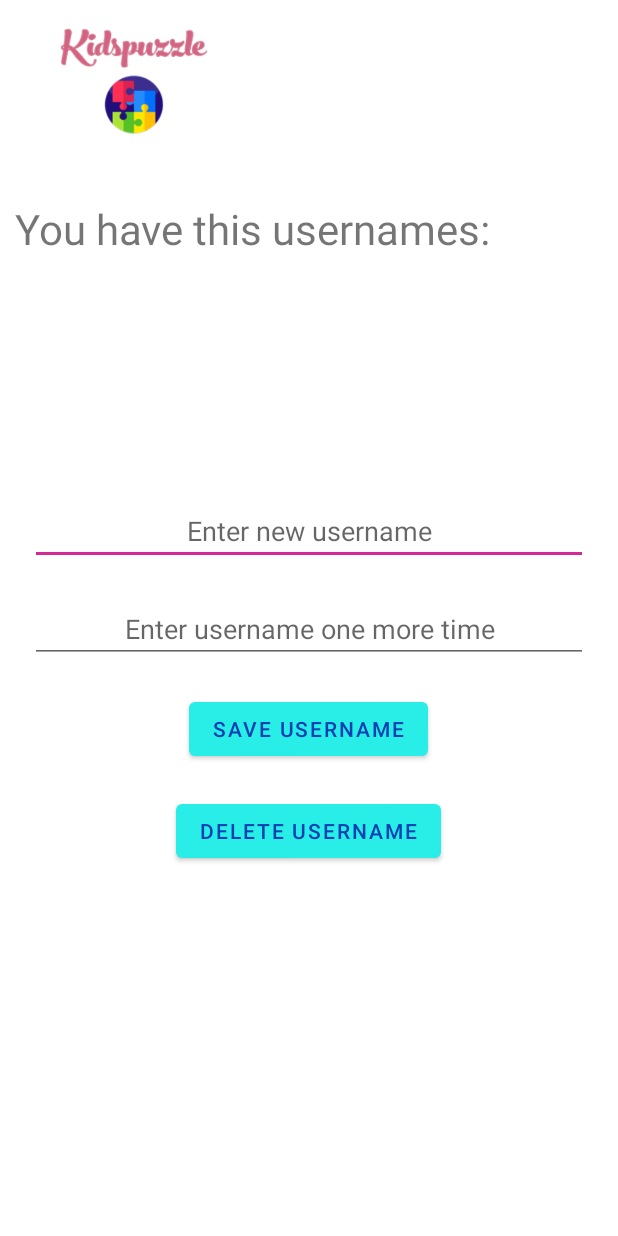
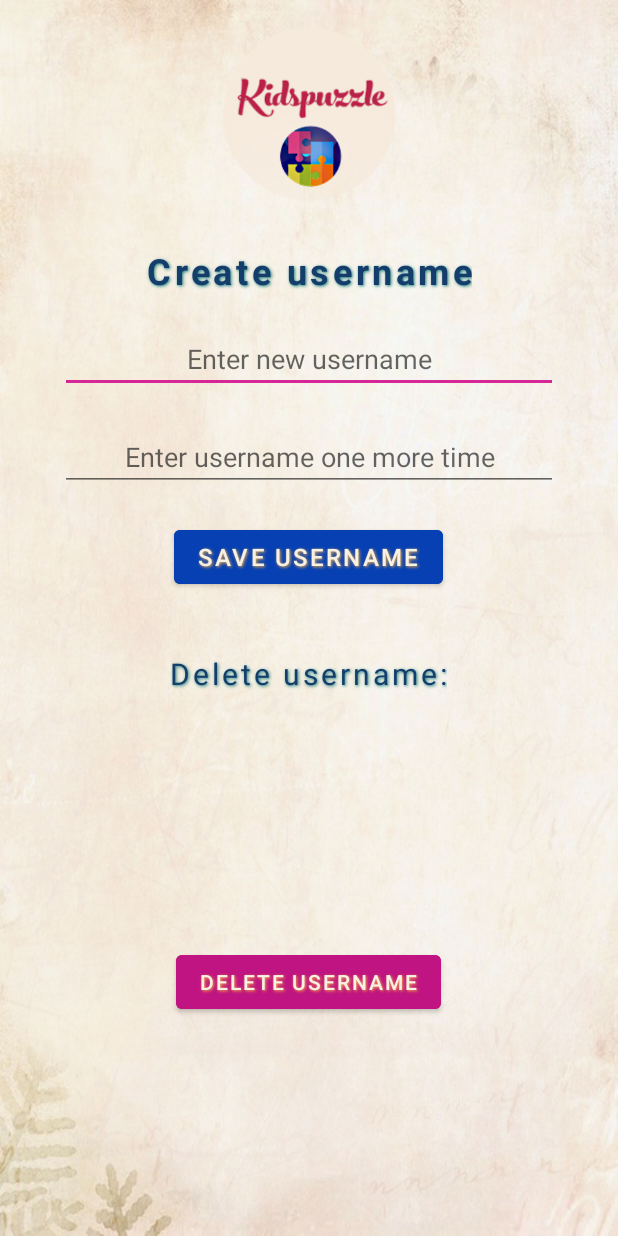
Before and after one commit to SantaKolosovska/KidsPuzzle, an Android app: the CreateUsernameActivity screen opened directly, with no data from a screen before it, on a phone screen of 412 x 824 dp. Run offline under Robolectric (Android 15) with nearby library versions, the phone set to English and light mode, and no system bars.

Commit message:
design for create username activity

```diff
--- a/app/src/main/res/layout/activity_create_username.xml
+++ b/app/src/main/res/layout/activity_create_username.xml
@@ -4,82 +4,123 @@
     xmlns:tools="http://schemas.android.com/tools"
     android:layout_width="match_parent"
     android:layout_height="match_parent"
-    tools:context=".CreateUsernameActivity"
-    android:orientation = "vertical">
+    android:background="@drawable/bg_beige3"
+    android:orientation="vertical"
+    tools:context=".CreateUsernameActivity">
 
     <ImageView
         android:id="@+id/imageView3"
-        android:layout_width="183dp"
-        android:layout_height="113dp"
-        app:srcCompat="@drawable/logo"
-        tools:layout_editor_absoluteX="10dp"
-        tools:layout_editor_absoluteY="17dp" />
+        android:layout_width="120dp"
+        android:layout_height="120dp"
+        android:layout_gravity="center_horizontal"
+        android:layout_marginTop="16dp"
+        app:srcCompat="@drawable/puzzle_game_logo_largerletters" />
+
+    <TextView
+        android:id="@+id/createUsernameTextView"
+        android:layout_width="wrap_content"
+        android:layout_height="wrap_content"
+        android:layout_gravity="center_horizontal"
+        android:layout_marginStart="28dp"
+        android:layout_marginTop="28dp"
+        android:layout_marginEnd="28dp"
+        android:shadowColor="@color/teal"
+        android:shadowDx="1"
+        android:shadowDy="1"
+        android:shadowRadius="2"
+        android:text="Create username"
+        android:textAlignment="center"
+        android:textStyle="bold"
+        android:letterSpacing="0.1"
+        android:textColor="@color/blue_dark1"
+        android:textSize="24dp" />
+
+    <EditText
+        android:id="@+id/newUsername"
+        android:layout_width="match_parent"
+        android:layout_height="wrap_content"
+        android:layout_gravity="center"
+        android:layout_marginStart="40dp"
+        android:layout_marginEnd="40dp"
+        android:layout_marginTop="20dp"
+        android:gravity="center"
+        android:hint="Enter new username"
+
+
+        />
+
+    <EditText
+        android:id="@+id/repeatUsername"
+        android:layout_width="match_parent"
+        android:layout_height="wrap_content"
+        android:layout_gravity="center"
+        android:layout_marginLeft="20dp"
+        android:layout_marginTop="20dp"
+        android:layout_marginRight="20dp"
+        android:gravity="center"
+        android:layout_marginStart="40dp"
+        android:layout_marginEnd="40dp"
+        android:hint="Enter username one more time"
+
+
+        />
+
+    <Button
+        android:id="@+id/saveNewUsername"
+        android:layout_width="wrap_content"
+        android:layout_height="wrap_content"
+        android:layout_gravity="center"
+        android:layout_marginTop="20dp"
+        android:backgroundTint="@color/blue_dark"
+        android:onClick="saveNewUsername"
+        android:shadowColor="@color/yellow"
+        android:shadowDx="1"
+        android:shadowDy="1"
+        android:shadowRadius="2"
+        android:text="Save Username"
+        android:textSize="16sp"
+        android:textColor="@color/beige" />
 
     <TextView
         android:id="@+id/haveUsernames"
         android:layout_width="wrap_content"
         android:layout_height="wrap_content"
-        android:text="You have this usernames:"
-        tools:layout_editor_absoluteX="16dp"
-        tools:layout_editor_absoluteY="182dp"
-        android:layout_marginTop="20dp"
-        android:layout_marginLeft="10dp"
-        android:textSize="28dp"/>
+        android:layout_gravity="center_horizontal"
+        android:layout_marginTop="40dp"
+        android:shadowColor="@color/teal"
+        android:shadowDx="1"
+        android:shadowDy="1"
+        android:shadowRadius="2"
+        android:text="Delete username:"
+        android:letterSpacing="0.1"
+        android:textAlignment="center"
+        android:textColor="@color/blue_dark1"
+        android:textSize="20dp" />
 
     <ListView
         android:id="@+id/SHOW_ALL_Usernames"
         android:layout_width="355dp"
         android:layout_height="120dp"
-        tools:layout_editor_absoluteX="2dp"
-        tools:layout_editor_absoluteY="201dp"
+        android:layout_gravity="center_horizontal"
         android:layout_marginTop="20dp"
         android:scrollbarThumbVertical="@color/design_default_color_primary">
 
+    </ListView>
 
-    </ListView>
-    <EditText
-        android:layout_width="match_parent"
-        android:layout_height="wrap_content"
-        android:hint="Enter new username"
-        android:layout_marginTop="20dp"
-        android:gravity="center"
-        android:layout_gravity="center"
-        android:layout_marginLeft="20dp"
-        android:layout_marginRight="20dp"
-        android:id="@+id/newUsername"
-
-
-        />
-    <EditText
-        android:layout_width="match_parent"
-        android:layout_height="wrap_content"
-        android:hint="Enter username one more time"
-        android:layout_marginTop="20dp"
-        android:gravity="center"
-        android:layout_gravity="center"
-        android:layout_marginLeft="20dp"
-        android:layout_marginRight="20dp"
-        android:id="@+id/repeatUsername"
-
-
-        />
     <Button
+        android:id="@+id/deleteUsername"
         android:layout_width="wrap_content"
         android:layout_height="wrap_content"
-        android:id="@+id/saveNewUsername"
-        android:layout_marginTop="20dp"
         android:layout_gravity="center"
-        android:onClick="saveNewUsername"
-        android:text="Save Username"
-        />
-    <Button
-        android:layout_width="wrap_content"
-        android:layout_height="wrap_content"
-        android:id="@+id/deleteUsername"
-        android:layout_marginTop="20dp"
-        android:layout_gravity="center"
+        android:layout_marginTop="28dp"
+        android:backgroundTint="@color/purple3"
+        android:onClick="deleteUsername"
+        android:shadowColor="@color/yellow"
+        android:shadowDx="1"
+        android:shadowDy="1"
+        android:shadowRadius="2"
         android:text="Delete Username"
-        android:onClick="deleteUsername"
+        android:textColor="@color/beige"
 
         />
 </LinearLayout>
--- a/app/src/main/res/layout/activity_score.xml
+++ b/app/src/main/res/layout/activity_score.xml
@@ -4,7 +4,7 @@
     xmlns:tools="http://schemas.android.com/tools"
     android:layout_width="match_parent"
     android:layout_height="match_parent"
-    android:background="@drawable/bg_beige1"
+    android:background="@drawable/bg_beige3"
     tools:context=".ScoreActivity">
 
     <TextView
--- a/app/src/main/res/layout/activity_start.xml
+++ b/app/src/main/res/layout/activity_start.xml
@@ -46,7 +46,9 @@
         app:layout_constraintBottom_toTopOf="@id/StartGame"
         app:layout_constraintEnd_toEndOf="parent"
         app:layout_constraintStart_toStartOf="parent"
-        android:layout_marginBottom="8dp"/>
+        android:layout_marginBottom="8dp">
+    </ListView>
+
 
 
     <Button
--- a/app/src/main/res/values/colors.xml
+++ b/app/src/main/res/values/colors.xml
@@ -23,6 +23,7 @@
     --- edited colors from palette ---
     <color name="blue_dark">#0640B3</color>
     <color name="purple">#D62796</color>
+    <color name="purple3">#BF1481</color>
     <color name="pink">#FA207F</color>
     <color name="aqua">#28EEE7</color>
     <color name="yellow2">#FBCD42</color>
```
Also changed, not shown: app/src/main/res/drawable/bg_beige2.jpg (added), app/src/main/res/drawable/bg_beige3.jpg (added).
